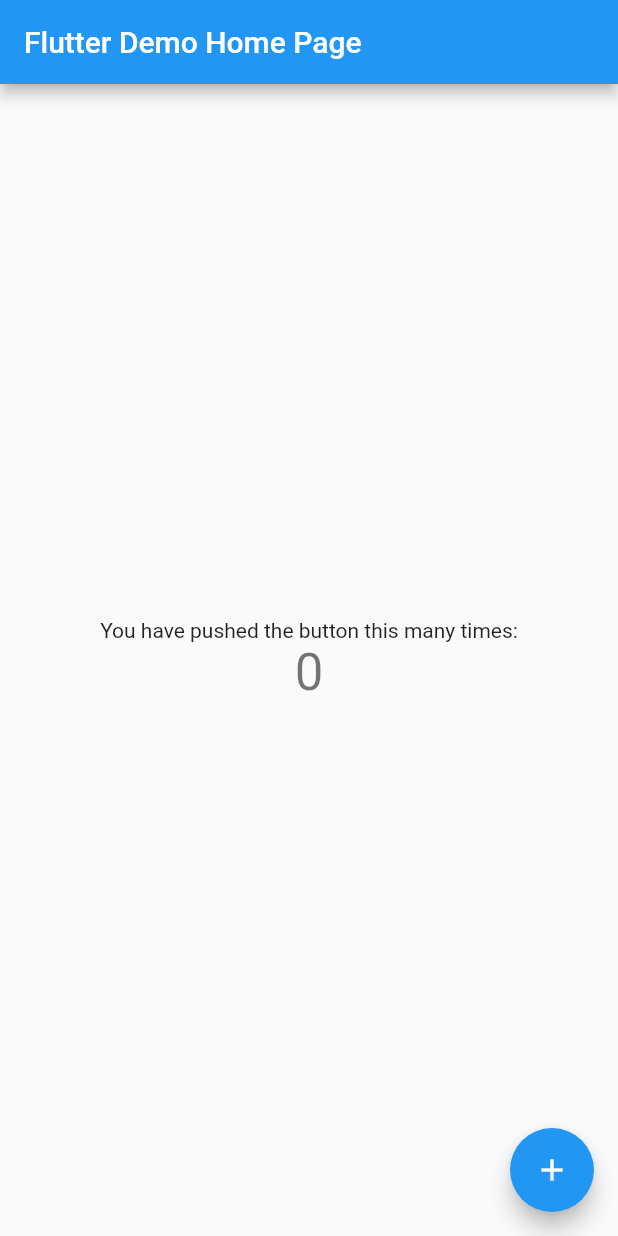
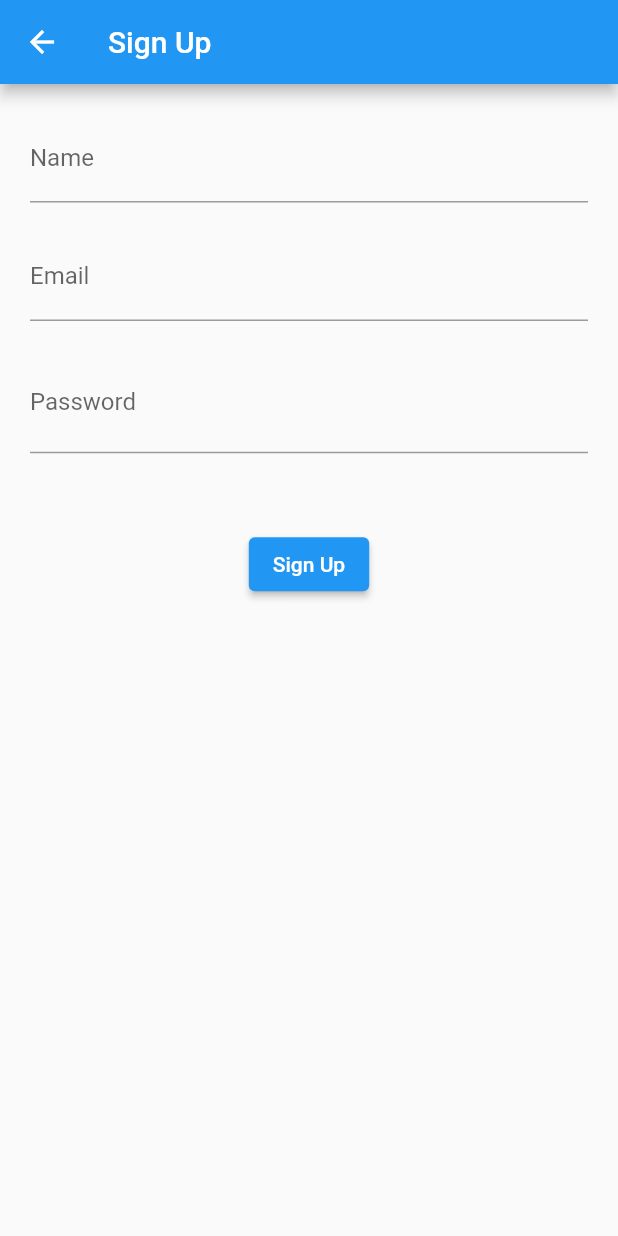
Before and after one commit to JuwonAbiola/userauth, a Flutter app: the screen it shows after launch, on a phone screen of 412 x 824 dp. Run offline on Flutter 3.47's test engine with Material 2 defaults, Android fonts, the phone set to English and light mode, and no system bars; our stand-ins replace firebase_auth, firebase_core, validators; accounts and stored records are empty.

Commit message:
implemented the user sign up feature

```diff
--- a/lib/main.dart
+++ b/lib/main.dart
@@ -1,121 +1,29 @@
 import 'package:firebase_core/firebase_core.dart';
 import 'package:flutter/material.dart';
 import 'package:userauth/firebase_options.dart';
+import 'package:userauth/modules/auth/routes/route.dart';
+import 'package:userauth/shared/router.dart' as router;
 
 void main() async {
   WidgetsFlutterBinding.ensureInitialized();
   await Firebase.initializeApp(
     options: DefaultFirebaseOptions.currentPlatform,
   );
-  runApp(const MyApp());
+  runApp(const UserAuthApp());
 }
 
-class MyApp extends StatelessWidget {
-  const MyApp({Key? key}) : super(key: key);
+class UserAuthApp extends StatelessWidget {
+  const UserAuthApp({Key? key}) : super(key: key);
 
-  // This widget is the root of your application.
   @override
   Widget build(BuildContext context) {
     return MaterialApp(
       title: 'Flutter Demo',
       theme: ThemeData(
-        // This is the theme of your application.
-        //
-        // Try running your application with "flutter run". You'll see the
-        // application has a blue toolbar. Then, without quitting the app, try
-        // changing the primarySwatch below to Colors.green and then invoke
-        // "hot reload" (press "r" in the console where you ran "flutter run",
-        // or simply save your changes to "hot reload" in a Flutter IDE).
-        // Notice that the counter didn't reset back to zero; the application
-        // is not restarted.
         primarySwatch: Colors.blue,
       ),
-      home: const MyHomePage(title: 'Flutter Demo Home Page'),
+      initialRoute: AuthRoutes.signup,
+      onGenerateRoute: router.generateRoute,
     );
   }
 }
-
-class MyHomePage extends StatefulWidget {
-  const MyHomePage({Key? key, required this.title}) : super(key: key);
-
-  // This widget is the home page of your application. It is stateful, meaning
-  // that it has a State object (defined below) that contains fields that affect
-  // how it looks.
-
-  // This class is the configuration for the state. It holds the values (in this
-  // case the title) provided by the parent (in this case the App widget) and
-  // used by the build method of the State. Fields in a Widget subclass are
-  // always marked "final".
-
-  final String title;
-
-  @override
-  State<MyHomePage> createState() => _MyHomePageState();
-}
-
-class _MyHomePageState extends State<MyHomePage> {
-  int _counter = 0;
-
-  void _incrementCounter() {
-    setState(() {
-      // This call to setState tells the Flutter framework that something has
-      // changed in this State, which causes it to rerun the build method below
-      // so that the display can reflect the updated values. If we changed
-      // _counter without calling setState(), then the build method would not be
-      // called again, and so nothing would appear to happen.
-      _counter++;
-    });
-  }
-
-  @override
-  Widget build(BuildContext context) {
-    // This method is rerun every time setState is called, for instance as done
-    // by the _incrementCounter method above.
-    //
-    // The Flutter framework has been optimized to make rerunning build methods
-    // fast, so that you can just rebuild anything that needs updating rather
-    // than having to individually change instances of widgets.
-    return Scaffold(
-      appBar: AppBar(
-        // Here we take the value from the MyHomePage object that was created by
-        // the App.build method, and use it to set our appbar title.
-        title: Text(widget.title),
-      ),
-      body: Center(
-        // Center is a layout widget. It takes a single child and positions it
-        // in the middle of the parent.
-        child: Column(
-          // Column is also a layout widget. It takes a list of children and
-          // arranges them vertically. By default, it sizes itself to fit its
-          // children horizontally, and tries to be as tall as its parent.
-          //
-          // Invoke "debug painting" (press "p" in the console, choose the
-          // "Toggle Debug Paint" action from the Flutter Inspector in Android
-          // Studio, or the "Toggle Debug Paint" command in Visual Studio Code)
-          // to see the wireframe for each widget.
-          //
-          // Column has various properties to control how it sizes itself and
-          // how it positions its children. Here we use mainAxisAlignment to
-          // center the children vertically; the main axis here is the vertical
-          // axis because Columns are vertical (the cross axis would be
-          // horizontal).
-          mainAxisAlignment: MainAxisAlignment.center,
-          children: <Widget>[
-            const Text(
-              'You have pushed the button this many times:',
-            ),
-            Text(
-              '$_counter',
-              style: Theme.of(context).textTheme.headline4,
-            ),
-          ],
-        ),
-      ),
-      floatingActionButton: FloatingActionButton(
-        onPressed: _incrementCounter,
-        tooltip: 'Increment',
-        child: const Icon(Icons.add),
-      ), // This trailing comma makes auto-formatting nicer for build methods.
-    );
-  }
-}
--- /dev/null
+++ b/lib/modules/auth/models/signup_model.dart
@@ -0,0 +1,21 @@
+class SignUpModel {
+  String? name;
+  String? email;
+  String? password;
+
+  SignUpModel({this.name, this.email, this.password});
+
+  SignUpModel.fromJson(Map<String, dynamic> json) {
+    name = json['name'];
+    email = json['email'];
+    password = json['password'];
+  }
+
+  Map<String, dynamic> toJson() {
+    final Map<String, dynamic> data = <String, dynamic>{};
+    data['name'] = name;
+    data['email'] = email;
+    data['password'] = password;
+    return data;
+  }
+}
--- /dev/null
+++ b/lib/modules/auth/routes/route.dart
@@ -0,0 +1,3 @@
+class AuthRoutes {
+  static const signup = "/auth/signup/";
+}
--- /dev/null
+++ b/lib/modules/auth/screens/signup_screen.dart
@@ -0,0 +1,152 @@
+import 'package:firebase_auth/firebase_auth.dart';
+import 'package:flutter/material.dart';
+import 'package:userauth/helpers/alert_helper.dart';
+import 'package:userauth/modules/auth/models/signup_model.dart';
+import 'package:userauth/modules/auth/services/auth_service.dart';
+import 'package:validators/validators.dart' as validator;
+
+class SignUpScreen extends StatefulWidget {
+  const SignUpScreen({Key? key}) : super(key: key);
+
+  @override
+  State<SignUpScreen> createState() => _SignUpScreenState();
+}
+
+class _SignUpScreenState extends State<SignUpScreen> {
+  final _nameTextController = TextEditingController();
+  final _emailTextController = TextEditingController();
+  final _passwordTextController = TextEditingController();
+  final _signupFormKey = GlobalKey<FormState>();
+  bool obscureText = true;
+  bool _isLoading = false;
+  late final SignUpModel _signUpModel = SignUpModel();
+  @override
+  Widget build(BuildContext context) {
+    return Scaffold(
+      appBar: AppBar(
+        title: const Text('Sign Up'),
+      ),
+      body: Padding(
+        padding: const EdgeInsets.all(20.0),
+        child: Form(
+          key: _signupFormKey,
+          child: Column(
+            children: [
+              TextFormField(
+                controller: _nameTextController,
+                validator: (value) {
+                  if (!validator.isAlpha(value!)) {
+                    return 'enter a valid name';
+                  }
+                  return null;
+                },
+                onSaved: (value) {
+                  _signUpModel.name = _nameTextController.text.trim();
+                },
+                decoration: InputDecoration(
+                  labelText: 'Name',
+                  errorBorder: UnderlineInputBorder(
+                    borderRadius: BorderRadius.circular(6.0),
+                    borderSide: const BorderSide(
+                      color: Colors.red,
+                    ),
+                  ),
+                ),
+                onChanged: (value) {},
+              ),
+              const SizedBox(height: 20),
+              TextFormField(
+                controller: _emailTextController,
+                validator: (value) {
+                  if (!validator.isEmail(value!)) {
+                    return 'enter a valid mail';
+                  }
+                  return null;
+                },
+                onSaved: (value) {
+                  _signUpModel.email = _emailTextController.text.trim();
+                },
+                decoration: InputDecoration(
+                  labelText: 'Email',
+                  errorBorder: UnderlineInputBorder(
+                    borderRadius: BorderRadius.circular(6.0),
+                    borderSide: const BorderSide(
+                      color: Colors.red,
+                    ),
+                  ),
+                ),
+                onChanged: (value) {},
+              ),
+              const SizedBox(height: 20),
+              TextFormField(
+                obscureText: obscureText,
+                controller: _passwordTextController,
+                onSaved: (value) {
+                  _signUpModel.password = _passwordTextController.text.trim();
+                },
+                decoration: InputDecoration(
+                  labelText: 'Password',
+                  errorBorder: UnderlineInputBorder(
+                    borderRadius: BorderRadius.circular(6.0),
+                    borderSide: const BorderSide(
+                      color: Colors.red,
+                    ),
+                  ),
+                  suffix: GestureDetector(
+                    onTap: () => setState(() {
+                      obscureText = !obscureText;
+                    }),
+                    child: Icon(
+                      obscureText
+                          ? Icons.visibility_outlined
+                          : Icons.visibility_off_outlined,
+                    ),
+                  ),
+                ),
+                onChanged: (value) {},
+                validator: (value) {
+                  if (value!.isEmpty) {
+                    return 'enter password';
+                  }
+                  return null;
+                },
+              ),
+              const SizedBox(height: 50),
+              ElevatedButton(
+                child: Text(_isLoading ? 'Please Wait...' : 'Sign Up'),
+                onPressed: () async {
+                  if (_signupFormKey.currentState!.validate()) {
+                    _signupFormKey.currentState!.save();
+                    setState(() {
+                      _isLoading = true;
+                    });
+                    try {
+                      User? user =
+                          await AuthService.signUp(signupModel: _signUpModel);
+                      showAlert(
+                        context: context,
+                        title: 'Success',
+                        content:
+                            'Kindly check your email to verify your account.',
+                      );
+                    } catch (e) {
+                      showAlert(
+                        context: context,
+                        title: 'Oops!',
+                        content: e.toString(),
+                      );
+                    } finally {
+                      setState(() {
+                        _isLoading = false;
+                      });
+                    }
+                  }
+                },
+              ),
+            ],
+          ),
+        ),
+      ),
+    );
+  }
+}
--- /dev/null
+++ b/lib/modules/auth/services/auth_service.dart
@@ -0,0 +1,29 @@
+import 'package:firebase_auth/firebase_auth.dart';
+import 'package:userauth/modules/auth/models/signup_model.dart';
+
+class AuthService {
+  static Future<User?> signUp({
+    required SignUpModel signupModel,
+  }) async {
+    FirebaseAuth auth = FirebaseAuth.instance;
+    User? user;
+
+    try {
+      UserCredential userCredential = await auth.createUserWithEmailAndPassword(
+        email: signupModel.email ?? '',
+        password: signupModel.password ?? '',
+      );
+      user = userCredential.user;
+      await user!.updateDisplayName(signupModel.name);
+      await user.reload();
+      await user.sendEmailVerification();
+      user = auth.currentUser;
+    } on FirebaseAuthException catch (e) {
+      throw e.message ?? 'unknown error';
+    } catch (e) {
+      throw e.toString();
+    }
+
+    return user;
+  }
+}
--- /dev/null
+++ b/lib/shared/router.dart
@@ -0,0 +1,16 @@
+import 'package:flutter/material.dart';
+import 'package:userauth/modules/auth/routes/route.dart';
+import 'package:userauth/modules/auth/screens/signup_screen.dart';
+
+Route<dynamic> generateRoute(RouteSettings settings) {
+  switch (settings.name) {
+    // Auth
+    case AuthRoutes.signup:
+      return MaterialPageRoute(builder: (context) => const SignUpScreen());
+
+    default:
+      {
+        return MaterialPageRoute(builder: (context) => const SignUpScreen());
+      }
+  }
+}
--- a/pubspec.yaml
+++ b/pubspec.yaml
@@ -36,6 +36,7 @@
   cupertino_icons: ^1.0.2
   firebase_auth: ^3.4.2
   firebase_core: ^1.19.2
+  validators: ^3.0.0
 
 dev_dependencies:
   flutter_test:
```
Also changed, not shown: lib/helpers/alert_helper.dart (added, +23 -0 lines), pubspec.lock, 1 other file.
